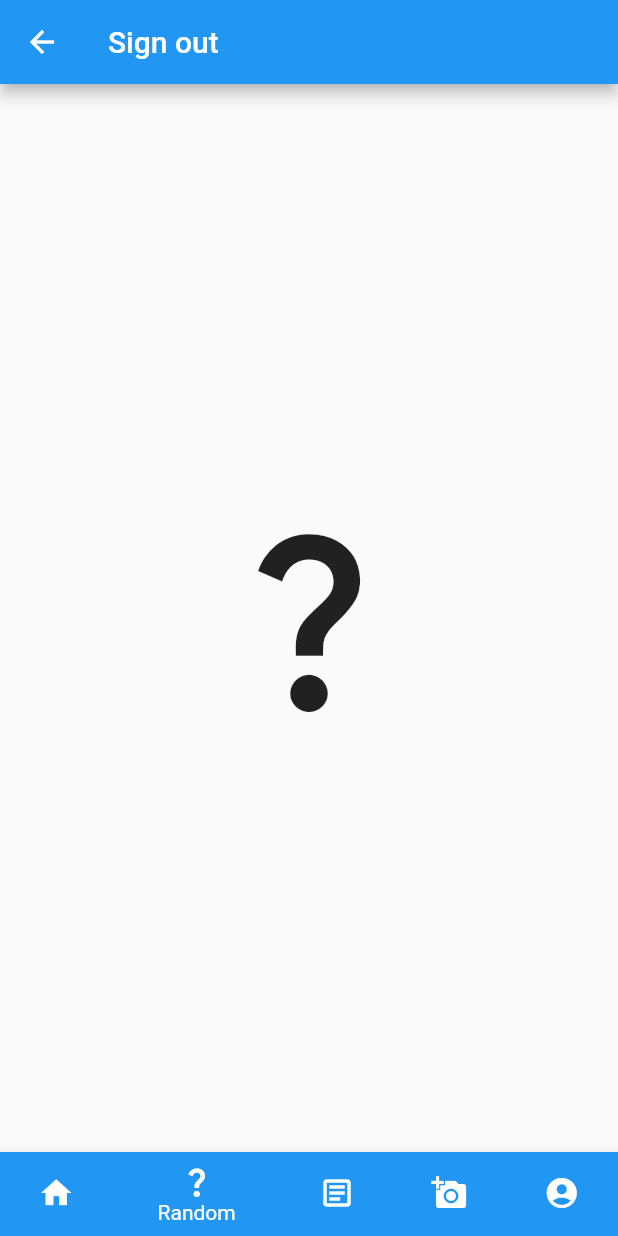
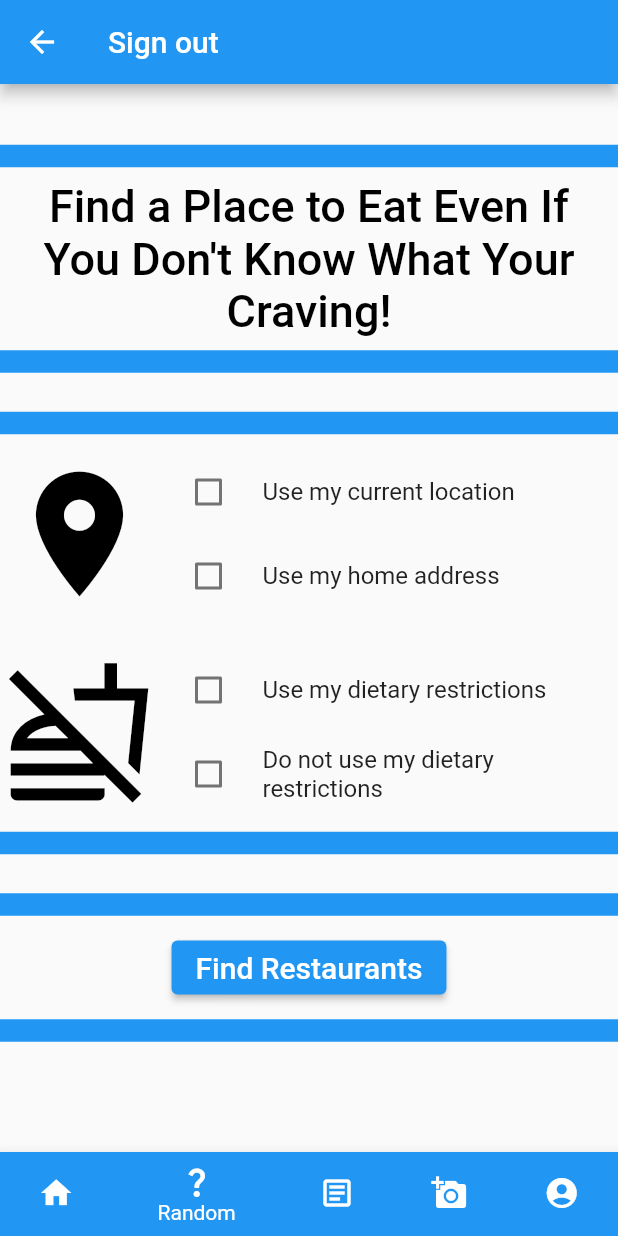
Before and after one commit to andreww0321/idk_what_to_eat_flutter, a Flutter app: the BasicBottomNavBar screen opened directly, item 2 of the bottom bar chosen, on a phone screen of 412 x 824 dp. Run offline on Flutter 3.47's test engine with Material 2 defaults, Android fonts, the phone set to English and light mode, and no system bars; our stand-ins replace cloud_firestore, firebase_auth, firebase_core, firebase_storage, image_picker; accounts and stored records are empty.

Commit message:
adding random page UI

```diff
--- a/lib/homePageNavBar.dart
+++ b/lib/homePageNavBar.dart
@@ -3,6 +3,8 @@
 
 // Imports the necessary packages for the app to run
 import 'package:flutter/material.dart';
+import 'package:idk_what_to_eat_test/profile.dart';
+import 'package:idk_what_to_eat_test/randomPage.dart';
 import 'uploadScreen.dart';
 
 class BasicBottomNavBar extends StatefulWidget {
@@ -20,17 +22,24 @@ class _BasicBottomNavBarState extends State<BasicBottomNavBar> {
       Icons.house,
       size: 150,
     ),
+    randomPage(),
+    //-----
     Icon(
-      Icons.question_mark,
+      Icons.crop_square,
       size: 150,
     ),
-    cravingsScreen(),
-    Icon(
-      Icons.article_outlined,
+    //cravingsScreen(),
+    //-------
+    uploadScreen(),
+    //-----
+    /*Icon(
+      Icons.person_outline_rounded,
       size: 150,
     ),
-    uploadScreen(),
+
+     */
     Profile(),
+    //-------
   ];
 
   void _onItemTapped(int index) {
--- /dev/null
+++ b/lib/randomPage.dart
@@ -0,0 +1,164 @@
+
+import 'package:flutter/material.dart';
+
+class randomPage extends StatefulWidget {
+  const randomPage({Key? key}) : super(key: key);
+
+  @override
+  // Sets the opening screen state to the OpeningScreenState class
+  State<randomPage> createState() => _randomPageState();
+}
+
+class _randomPageState extends State<randomPage> {
+  bool isChecked1 = false;
+  bool isChecked2 = false;
+  bool isChecked3 = false;
+  bool isChecked4 = false;
+
+  @override
+  //App widget tree
+  Widget build(BuildContext context) => Scaffold(
+    body: Center(
+      child: Column(
+          children: [
+            Padding(
+              padding: const EdgeInsets.fromLTRB(0, 40, 0, 0),
+              child: Divider(
+                color: Colors.blue,
+                thickness: 15,
+              ),
+            ),
+            Padding(
+              padding: const EdgeInsets.all(8.0),
+              child: Text('Find a Place to Eat Even If You Don\'t Know What Your Craving!',
+                textAlign: TextAlign.center,
+                style: TextStyle(
+                    color: Colors.black,
+                    fontWeight: FontWeight.w500,
+                    fontSize: 30),
+              ),
+            ),
+            Divider(
+              color: Colors.blue,
+              thickness: 15,
+            ),
+            Padding(
+              padding: const EdgeInsets.fromLTRB(0, 25, 0, 0),
+              child: Divider(
+                color: Colors.blue,
+                thickness: 15,
+              ),
+            ),
+            Padding(
+              padding: const EdgeInsets.fromLTRB(3, 10, 3, 10),
+              child: Row(
+                children: [
+                  Icon(Icons.location_on,
+                    color: Colors.black, // dark grey
+                    size: 100,
+                  ),
+                  Expanded(
+                    child: Column(
+                        children: [
+
+                          CheckboxListTile( // this creates one single checkbox and a label/title for that box
+                            controlAffinity: ListTileControlAffinity.leading, // this controls the position of the label relative to the checkbox
+                            // secondary: const Icon(Icons.question_mark), // this allows you to add another element to diplay next to the label
+                            title: const Text('Use my current location'), // this is the main label for the checkbox
+                            // subtitle: const Text('Subtitle...'), // subtitle for main label in checkbox
+                            value: isChecked1,
+                            onChanged: (value) { // this allows the checkbox to be checked or unchecked using a boolean value
+                              setState(() => isChecked1 = value!);
+                            },
+                            activeColor: Colors.blue, // fill color of checkbox when selected
+                            checkColor: Colors.white, // color of check mark when checkbox is selected
+                          ),
+                          CheckboxListTile( // this creates one single checkbox and a label/title for that box
+                            controlAffinity: ListTileControlAffinity.leading, // this controls the position of the label relative to the checkbox
+                            //secondary: const Icon(Icons.question_mark), // this allows you to add another element to diplay next to the label
+                            title: const Text('Use my home address'), // this is the main label for the checkbox
+                            //subtitle: const Text('Subtitle...'), // subtitle for main label in checkbox
+                            value: isChecked2,
+                            onChanged: (value) { // this allows the checkbox to be checked or unchecked using a boolean value
+                              setState(() => isChecked2 = value!);
+                            },
+                            activeColor: Colors.blue, // fill color of checkbox when selected
+                            checkColor: Colors.white, // color of check mark when checkbox is selected
+                          ),
+                        ]
+                    ),
+                  ),
+                ],
+              ),
+            ),
+            Padding(
+              padding: const EdgeInsets.fromLTRB(3, 10, 3, 10),
+              child: Row(
+                mainAxisAlignment: MainAxisAlignment.center,
+                children: [
+                  Icon(Icons.no_food_outlined,
+                    color: Colors.black, // dark grey
+                    size: 100,
+                  ),
+                  Expanded(
+                    child: Column(
+                        children: [
+                          CheckboxListTile( // this creates one single checkbox and a label/title for that box
+                            controlAffinity: ListTileControlAffinity.leading, // this controls the position of the label relative to the checkbox
+                            //secondary: const Icon(Icons.question_mark), // this allows you to add another element to diplay next to the label
+                            title: const Text('Use my dietary restrictions'), // this is the main label for the checkbox
+                            // subtitle: const Text('Subtitle...'), // subtitle for main label in checkbox
+                            value: isChecked3,
+                            onChanged: (value) { // this allows the checkbox to be checked or unchecked using a boolean value
+                              setState(() => isChecked3 = value!);
+                            },
+                            activeColor: Colors.blue, // fill color of checkbox when selected
+                            checkColor: Colors.white, // color of check mark when checkbox is selected
+                          ),
+                          CheckboxListTile( // this creates one single checkbox and a label/title for that box
+                            controlAffinity: ListTileControlAffinity.leading, // this controls the position of the label relative to the checkbox
+                            //secondary: const Icon(Icons.question_mark), // this allows you to add another element to diplay next to the label
+                            title: const Text('Do not use my dietary restrictions'), // this is the main label for the checkbox
+                            //subtitle: const Text('Subtitle...'), // subtitle for main label in checkbox
+                            value: isChecked4,
+                            onChanged: (value) { // this allows the checkbox to be checked or unchecked using a boolean value
+                              setState(() => isChecked4 = value!);
+                            },
+                            activeColor: Colors.blue, // fill color of checkbox when selected
+                            checkColor: Colors.white, // color of check mark when checkbox is selected
+                          ),
+                        ]
+                    ),
+                  ),
+                ],
+              ),
+            ),
+            Divider(
+              color: Colors.blue,
+              thickness: 15,
+            ),
+            Padding(
+              padding: const EdgeInsets.fromLTRB(0, 25, 0, 0),
+              child: Divider(
+                color: Colors.blue,
+                thickness: 15,
+              ),
+            ),
+            Padding(
+              padding: const EdgeInsets.fromLTRB(3, 10, 3, 10),
+              child: ElevatedButton(
+                onPressed: () {  },
+                child: const Text(
+                  'Find Restaurants',
+                  style: TextStyle(fontSize: 20),
+                ),
+              ),
+            ),
+            Divider(
+              color: Colors.blue,
+              thickness: 15,
+            ),
+          ]),//Checkbox//Column
+    ), //Center//Center
+  ); //Scaffold//MaterialApp
+}
```
Also changed, not shown: pubspec.lock.
